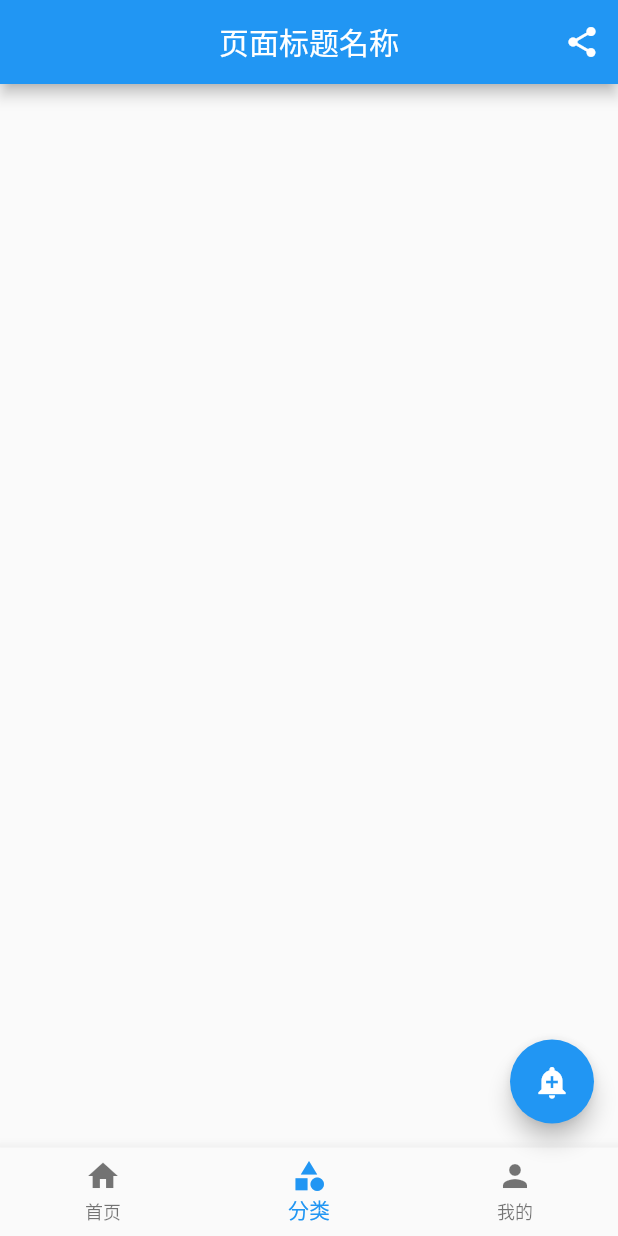
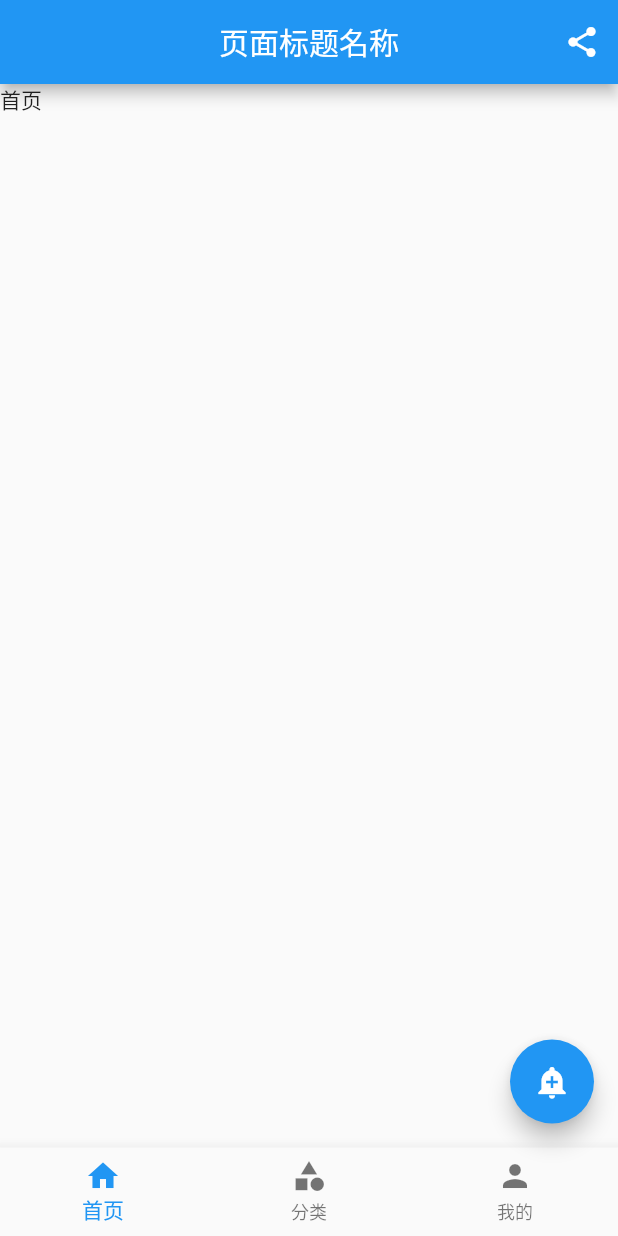
Before and after one commit to xiaoshengxianjun/flutter_study, a Flutter app: the screen it shows after launch, on a phone screen of 412 x 824 dp. Run offline on Flutter 3.47's test engine with Material 2 defaults, Android fonts, the phone set to English and light mode, and no system bars.

Commit message:
添加tabbar操作单独分类页，添加bottomBar页面切换操作

```diff
--- a/lib/wedgets/bottomNavBar.dart
+++ b/lib/wedgets/bottomNavBar.dart
@@ -1,4 +1,7 @@
 import 'package:flutter/material.dart';
+import 'tabs/home.dart';
+import 'tabs/tabBar.dart';
+import 'tabs/user.dart';
 
 class BottomNavBarPage extends StatefulWidget {
   @override
@@ -7,7 +10,13 @@ class BottomNavBarPage extends StatefulWidget {
 
 class _BottomNavBarPageState extends State<BottomNavBarPage> with SingleTickerProviderStateMixin{
 
-  int _selectIndex = 1; // bottomBabBar的激活项索引，默认是0
+  int _selectIndex = 0; // bottomBabBar的激活项索引，默认是0
+
+  List _pageList = [
+    new HomePage(),
+    new TabBarPage(),
+    new UserPage()
+  ]; // bottomNavigationBar对应的页面
 
   @override
   void initState() {
@@ -17,17 +26,6 @@ class _BottomNavBarPageState extends State<BottomNavBarPage> with SingleTickerPr
   @override
   Widget build(BuildContext context) {
     return Scaffold(
-      appBar: AppBar(
-        title: Text("页面标题名称"),
-        centerTitle: true, // 设置标题居中，安卓设备上默认居左显示
-        actions: <Widget>[
-          IconButton(
-              icon: Icon(Icons.share),
-              onPressed: (){
-                  // 这里可以设置图标按钮的点击事件
-              })
-        ],
-      ),
       bottomNavigationBar: BottomNavigationBar(
           items: <BottomNavigationBarItem>[
             BottomNavigationBarItem(icon: Icon(Icons.home),title: Text("首页")),
@@ -86,6 +84,7 @@ class _BottomNavBarPageState extends State<BottomNavBarPage> with SingleTickerPr
             print("点击浮动按钮");
           }
       ),
+      body: _pageList[_selectIndex],
     );
   }
 }
--- a/lib/wedgets/tabs/home.dart
+++ b/lib/wedgets/tabs/home.dart
@@ -5,7 +5,16 @@ class HomePage extends StatelessWidget {
   Widget build(BuildContext context) {
     return Scaffold(
       appBar: AppBar(
-        title: Text("首页"),
+        title: Text("页面标题名称"),
+        centerTitle: true, // 设置标题居中，安卓设备上默认居左显示
+        actions: <Widget>[
+          // 这里可以设置标题栏右侧的图表按钮
+          IconButton(
+              icon: Icon(Icons.share),
+              onPressed: (){
+                  // 这里可以设置图标按钮的点击事件
+              })
+        ],
       ),
       body: Container(
         child: Text("首页"),
```
Also changed, not shown: lib/wedgets/tabs/tabBar.dart (renamed from lib/wedgets/tabs/category.dart, +4 -3 lines).
